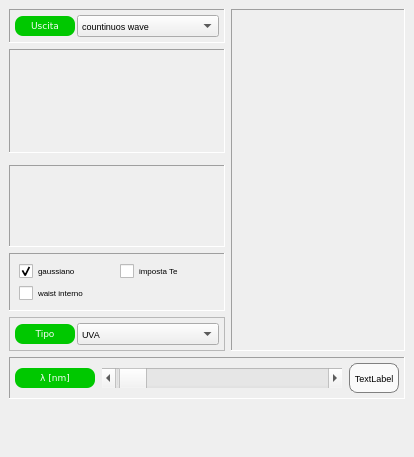
First picture: the form in dockcontrols.ui, repository crocodile119/Laser-Studio, before the edit.
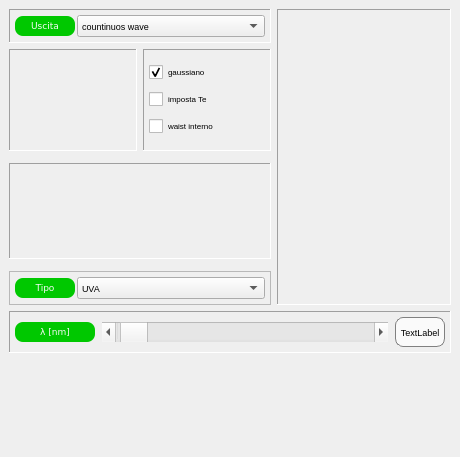
Second picture: the form after the edit. Custom widgets are drawn as their Qt base class.

Commit message: Mode locked peak power computed

```diff
--- a/dockcontrols.ui
+++ b/dockcontrols.ui
@@ -6,7 +6,7 @@
    <rect>
     <x>0</x>
     <y>0</y>
-    <width>414</width>
+    <width>460</width>
     <height>457</height>
    </rect>
   </property>
@@ -18,7 +18,7 @@
   </property>
   <property name="minimumSize">
    <size>
-    <width>414</width>
+    <width>460</width>
     <height>457</height>
    </size>
   </property>
@@ -44,186 +44,20 @@
   </property>
   <widget class="QWidget" name="dockWidgetContents">
    <layout class="QGridLayout" name="gridLayout_9">
-    <item row="3" column="0">
-     <widget class="QFrame" name="frame_4">
-      <property name="sizePolicy">
-       <sizepolicy hsizetype="Expanding" vsizetype="Expanding">
-        <horstretch>0</horstretch>
-        <verstretch>0</verstretch>
-       </sizepolicy>
+    <item row="7" column="0">
+     <spacer name="verticalSpacer_6">
+      <property name="orientation">
+       <enum>Qt::Vertical</enum>
       </property>
-      <property name="frameShape">
-       <enum>QFrame::Panel</enum>
+      <property name="sizeHint" stdset="0">
+       <size>
+        <width>20</width>
+        <height>40</height>
+       </size>
       </property>
-      <property name="frameShadow">
-       <enum>QFrame::Sunken</enum>
-      </property>
-      <layout class="QGridLayout" name="gridLayout_6">
-       <property name="leftMargin">
-        <number>5</number>
-       </property>
-       <property name="topMargin">
-        <number>5</number>
-       </property>
-       <property name="rightMargin">
-        <number>5</number>
-       </property>
-       <property name="bottomMargin">
-        <number>5</number>
-       </property>
-       <property name="spacing">
-        <number>2</number>
-       </property>
-       <item row="0" column="0">
-        <widget class="SliderScrollLabel" name="T_SkinControl" native="true">
-         <property name="minimumSize">
-          <size>
-           <width>100</width>
-           <height>70</height>
-          </size>
-         </property>
-         <property name="font">
-          <font>
-           <pointsize>6</pointsize>
-          </font>
-         </property>
-        </widget>
-       </item>
-      </layout>
-     </widget>
+     </spacer>
     </item>
-    <item row="1" column="0">
-     <widget class="QFrame" name="frame">
-      <property name="frameShape">
-       <enum>QFrame::Panel</enum>
-      </property>
-      <property name="frameShadow">
-       <enum>QFrame::Sunken</enum>
-      </property>
-      <layout class="QGridLayout" name="gridLayout_8">
-       <property name="leftMargin">
-        <number>5</number>
-       </property>
-       <property name="topMargin">
-        <number>5</number>
-       </property>
-       <property name="rightMargin">
-        <number>5</number>
-       </property>
-       <property name="bottomMargin">
-        <number>5</number>
-       </property>
-       <property name="spacing">
-        <number>2</number>
-       </property>
-       <item row="0" column="0" rowspan="2" colspan="2">
-        <widget class="DialControl" name="teControl" native="true">
-         <property name="minimumSize">
-          <size>
-           <width>80</width>
-           <height>90</height>
-          </size>
-         </property>
-         <property name="maximumSize">
-          <size>
-           <width>113</width>
-           <height>129</height>
-          </size>
-         </property>
-         <property name="font">
-          <font>
-           <pointsize>6</pointsize>
-          </font>
-         </property>
-        </widget>
-       </item>
-       <item row="0" column="2" rowspan="3">
-        <widget class="ScientificNotationControl" name="pulseControl" native="true">
-         <property name="minimumSize">
-          <size>
-           <width>80</width>
-           <height>90</height>
-          </size>
-         </property>
-         <property name="maximumSize">
-          <size>
-           <width>113</width>
-           <height>129</height>
-          </size>
-         </property>
-         <property name="font">
-          <font>
-           <pointsize>6</pointsize>
-          </font>
-         </property>
-        </widget>
-       </item>
-      </layout>
-      <zorder>pulseControl</zorder>
-      <zorder>teControl</zorder>
-     </widget>
-    </item>
-    <item row="4" column="0">
-     <widget class="QFrame" name="frame_7">
-      <property name="frameShape">
-       <enum>QFrame::Panel</enum>
-      </property>
-      <property name="frameShadow">
-       <enum>QFrame::Sunken</enum>
-      </property>
-      <layout class="QGridLayout" name="gridLayout_7">
-       <item row="0" column="0">
-        <widget class="QCheckBox" name="checkGaussianBeam">
-         <property name="font">
-          <font>
-           <pointsize>6</pointsize>
-          </font>
-         </property>
-         <property name="styleSheet">
-          <string notr="true"/>
-         </property>
-         <property name="text">
-          <string>gaussiano</string>
-         </property>
-         <property name="checked">
-          <bool>true</bool>
-         </property>
-        </widget>
-       </item>
-       <item row="0" column="1">
-        <widget class="QCheckBox" name="enableTeCheckBox">
-         <property name="font">
-          <font>
-           <pointsize>6</pointsize>
-          </font>
-         </property>
-         <property name="styleSheet">
-          <string notr="true"/>
-         </property>
-         <property name="text">
-          <string>imposta Te</string>
-         </property>
-        </widget>
-       </item>
-       <item row="1" column="0">
-        <widget class="QCheckBox" name="internalWaist_checkBox">
-         <property name="font">
-          <font>
-           <pointsize>6</pointsize>
-          </font>
-         </property>
-         <property name="styleSheet">
-          <string notr="true"/>
-         </property>
-         <property name="text">
-          <string>waist interno</string>
-         </property>
-        </widget>
-       </item>
-      </layout>
-     </widget>
-    </item>
-    <item row="6" column="0" colspan="2">
+    <item row="6" column="0" colspan="3">
      <widget class="QFrame" name="frame_3">
       <property name="frameShape">
        <enum>QFrame::Panel</enum>
@@ -389,7 +223,364 @@
       </layout>
      </widget>
     </item>
-    <item row="0" column="0">
+    <item row="0" column="2" rowspan="6">
+     <widget class="QFrame" name="frame_2">
+      <property name="frameShape">
+       <enum>QFrame::Panel</enum>
+      </property>
+      <property name="frameShadow">
+       <enum>QFrame::Sunken</enum>
+      </property>
+      <layout class="QGridLayout" name="gridLayout_2">
+       <property name="leftMargin">
+        <number>5</number>
+       </property>
+       <property name="topMargin">
+        <number>5</number>
+       </property>
+       <property name="rightMargin">
+        <number>5</number>
+       </property>
+       <property name="bottomMargin">
+        <number>5</number>
+       </property>
+       <property name="spacing">
+        <number>2</number>
+       </property>
+       <item row="1" column="1">
+        <layout class="QVBoxLayout" name="verticalLayout_5">
+         <item>
+          <widget class="ScientificNotationControl" name="divergenceControl" native="true">
+           <property name="minimumSize">
+            <size>
+             <width>80</width>
+             <height>90</height>
+            </size>
+           </property>
+           <property name="maximumSize">
+            <size>
+             <width>113</width>
+             <height>129</height>
+            </size>
+           </property>
+           <property name="font">
+            <font>
+             <pointsize>6</pointsize>
+            </font>
+           </property>
+          </widget>
+         </item>
+        </layout>
+       </item>
+       <item row="2" column="1">
+        <layout class="QVBoxLayout" name="verticalLayout_6">
+         <item>
+          <widget class="ScientificNotationControl" name="prfControl" native="true">
+           <property name="minimumSize">
+            <size>
+             <width>80</width>
+             <height>90</height>
+            </size>
+           </property>
+           <property name="maximumSize">
+            <size>
+             <width>113</width>
+             <height>129</height>
+            </size>
+           </property>
+           <property name="font">
+            <font>
+             <pointsize>6</pointsize>
+            </font>
+           </property>
+          </widget>
+         </item>
+        </layout>
+       </item>
+       <item row="0" column="2">
+        <layout class="QVBoxLayout" name="verticalLayout_4">
+         <item>
+          <widget class="ScientificNotationControl" name="pulseControl" native="true">
+           <property name="minimumSize">
+            <size>
+             <width>80</width>
+             <height>90</height>
+            </size>
+           </property>
+           <property name="maximumSize">
+            <size>
+             <width>113</width>
+             <height>129</height>
+            </size>
+           </property>
+           <property name="font">
+            <font>
+             <pointsize>6</pointsize>
+            </font>
+           </property>
+          </widget>
+         </item>
+        </layout>
+       </item>
+       <item row="0" column="1">
+        <layout class="QVBoxLayout" name="verticalLayout">
+         <property name="sizeConstraint">
+          <enum>QLayout::SetDefaultConstraint</enum>
+         </property>
+         <item>
+          <widget class="ScientificNotationControl" name="powerErgControl" native="true">
+           <property name="sizePolicy">
+            <sizepolicy hsizetype="Ignored" vsizetype="Preferred">
+             <horstretch>0</horstretch>
+             <verstretch>0</verstretch>
+            </sizepolicy>
+           </property>
+           <property name="minimumSize">
+            <size>
+             <width>80</width>
+             <height>90</height>
+            </size>
+           </property>
+           <property name="maximumSize">
+            <size>
+             <width>113</width>
+             <height>129</height>
+            </size>
+           </property>
+           <property name="font">
+            <font>
+             <pointsize>6</pointsize>
+            </font>
+           </property>
+          </widget>
+         </item>
+        </layout>
+       </item>
+       <item row="2" column="2">
+        <layout class="QVBoxLayout" name="verticalLayout_7">
+         <item>
+          <widget class="ScientificNotationControl" name="alphaControl" native="true">
+           <property name="minimumSize">
+            <size>
+             <width>80</width>
+             <height>90</height>
+            </size>
+           </property>
+           <property name="maximumSize">
+            <size>
+             <width>113</width>
+             <height>129</height>
+            </size>
+           </property>
+           <property name="font">
+            <font>
+             <pointsize>6</pointsize>
+            </font>
+           </property>
+          </widget>
+         </item>
+        </layout>
+       </item>
+       <item row="1" column="2">
+        <layout class="QVBoxLayout" name="verticalLayout_3">
+         <item>
+          <widget class="ScientificNotationControl" name="beamDiameterControl" native="true">
+           <property name="minimumSize">
+            <size>
+             <width>80</width>
+             <height>90</height>
+            </size>
+           </property>
+           <property name="maximumSize">
+            <size>
+             <width>113</width>
+             <height>129</height>
+            </size>
+           </property>
+           <property name="font">
+            <font>
+             <pointsize>6</pointsize>
+            </font>
+           </property>
+          </widget>
+         </item>
+        </layout>
+       </item>
+      </layout>
+     </widget>
+    </item>
+    <item row="1" column="0">
+     <widget class="QFrame" name="frame">
+      <property name="frameShape">
+       <enum>QFrame::Panel</enum>
+      </property>
+      <property name="frameShadow">
+       <enum>QFrame::Sunken</enum>
+      </property>
+      <layout class="QGridLayout" name="gridLayout_8">
+       <property name="leftMargin">
+        <number>5</number>
+       </property>
+       <property name="topMargin">
+        <number>5</number>
+       </property>
+       <property name="rightMargin">
+        <number>5</number>
+       </property>
+       <property name="bottomMargin">
+        <number>5</number>
+       </property>
+       <property name="spacing">
+        <number>2</number>
+       </property>
+       <item row="0" column="0" rowspan="2" colspan="2">
+        <widget class="DialControl" name="teControl" native="true">
+         <property name="minimumSize">
+          <size>
+           <width>80</width>
+           <height>90</height>
+          </size>
+         </property>
+         <property name="maximumSize">
+          <size>
+           <width>113</width>
+           <height>129</height>
+          </size>
+         </property>
+         <property name="font">
+          <font>
+           <pointsize>6</pointsize>
+          </font>
+         </property>
+        </widget>
+       </item>
+      </layout>
+     </widget>
+    </item>
+    <item row="1" column="1">
+     <widget class="QFrame" name="frame_7">
+      <property name="frameShape">
+       <enum>QFrame::Panel</enum>
+      </property>
+      <property name="frameShadow">
+       <enum>QFrame::Sunken</enum>
+      </property>
+      <layout class="QGridLayout" name="gridLayout_7">
+       <property name="leftMargin">
+        <number>5</number>
+       </property>
+       <property name="topMargin">
+        <number>5</number>
+       </property>
+       <property name="rightMargin">
+        <number>5</number>
+       </property>
+       <property name="bottomMargin">
+        <number>5</number>
+       </property>
+       <property name="spacing">
+        <number>2</number>
+       </property>
+       <item row="1" column="0">
+        <widget class="QCheckBox" name="checkGaussianBeam">
+         <property name="font">
+          <font>
+           <pointsize>6</pointsize>
+          </font>
+         </property>
+         <property name="styleSheet">
+          <string notr="true"/>
+         </property>
+         <property name="text">
+          <string>gaussiano</string>
+         </property>
+         <property name="checked">
+          <bool>true</bool>
+         </property>
+        </widget>
+       </item>
+       <item row="2" column="0">
+        <widget class="QCheckBox" name="enableTeCheckBox">
+         <property name="font">
+          <font>
+           <pointsize>6</pointsize>
+          </font>
+         </property>
+         <property name="styleSheet">
+          <string notr="true"/>
+         </property>
+         <property name="text">
+          <string>imposta Te</string>
+         </property>
+        </widget>
+       </item>
+       <item row="3" column="0">
+        <widget class="QCheckBox" name="internalWaist_checkBox">
+         <property name="font">
+          <font>
+           <pointsize>6</pointsize>
+          </font>
+         </property>
+         <property name="styleSheet">
+          <string notr="true"/>
+         </property>
+         <property name="text">
+          <string>waist interno</string>
+         </property>
+        </widget>
+       </item>
+      </layout>
+     </widget>
+    </item>
+    <item row="3" column="0" colspan="2">
+     <widget class="QFrame" name="frame_4">
+      <property name="sizePolicy">
+       <sizepolicy hsizetype="Expanding" vsizetype="Expanding">
+        <horstretch>0</horstretch>
+        <verstretch>0</verstretch>
+       </sizepolicy>
+      </property>
+      <property name="frameShape">
+       <enum>QFrame::Panel</enum>
+      </property>
+      <property name="frameShadow">
+       <enum>QFrame::Sunken</enum>
+      </property>
+      <layout class="QGridLayout" name="gridLayout_6">
+       <property name="leftMargin">
+        <number>5</number>
+       </property>
+       <property name="topMargin">
+        <number>5</number>
+       </property>
+       <property name="rightMargin">
+        <number>5</number>
+       </property>
+       <property name="bottomMargin">
+        <number>5</number>
+       </property>
+       <property name="spacing">
+        <number>2</number>
+       </property>
+       <item row="0" column="0">
+        <widget class="SliderScrollLabel" name="T_SkinControl" native="true">
+         <property name="minimumSize">
+          <size>
+           <width>100</width>
+           <height>70</height>
+          </size>
+         </property>
+         <property name="font">
+          <font>
+           <pointsize>6</pointsize>
+          </font>
+         </property>
+        </widget>
+       </item>
+      </layout>
+     </widget>
+    </item>
+    <item row="0" column="0" colspan="2">
      <widget class="QFrame" name="frame_5">
       <property name="frameShape">
        <enum>QFrame::Panel</enum>
@@ -515,193 +706,7 @@
       </layout>
      </widget>
     </item>
-    <item row="0" column="1" rowspan="6">
-     <widget class="QFrame" name="frame_2">
-      <property name="frameShape">
-       <enum>QFrame::Panel</enum>
-      </property>
-      <property name="frameShadow">
-       <enum>QFrame::Sunken</enum>
-      </property>
-      <layout class="QGridLayout" name="gridLayout_2">
-       <property name="leftMargin">
-        <number>5</number>
-       </property>
-       <property name="topMargin">
-        <number>5</number>
-       </property>
-       <property name="rightMargin">
-        <number>5</number>
-       </property>
-       <property name="bottomMargin">
-        <number>5</number>
-       </property>
-       <property name="spacing">
-        <number>2</number>
-       </property>
-       <item row="0" column="0">
-        <layout class="QVBoxLayout" name="verticalLayout">
-         <property name="sizeConstraint">
-          <enum>QLayout::SetDefaultConstraint</enum>
-         </property>
-         <item>
-          <widget class="ScientificNotationControl" name="powerErgControl" native="true">
-           <property name="sizePolicy">
-            <sizepolicy hsizetype="Ignored" vsizetype="Preferred">
-             <horstretch>0</horstretch>
-             <verstretch>0</verstretch>
-            </sizepolicy>
-           </property>
-           <property name="minimumSize">
-            <size>
-             <width>80</width>
-             <height>90</height>
-            </size>
-           </property>
-           <property name="maximumSize">
-            <size>
-             <width>113</width>
-             <height>129</height>
-            </size>
-           </property>
-           <property name="font">
-            <font>
-             <pointsize>6</pointsize>
-            </font>
-           </property>
-          </widget>
-         </item>
-        </layout>
-       </item>
-       <item row="0" column="1">
-        <layout class="QVBoxLayout" name="verticalLayout_4">
-         <item>
-          <widget class="ScientificNotationControl" name="alphaControl" native="true">
-           <property name="minimumSize">
-            <size>
-             <width>80</width>
-             <height>90</height>
-            </size>
-           </property>
-           <property name="maximumSize">
-            <size>
-             <width>113</width>
-             <height>129</height>
-            </size>
-           </property>
-           <property name="font">
-            <font>
-             <pointsize>6</pointsize>
-            </font>
-           </property>
-          </widget>
-         </item>
-        </layout>
-       </item>
-       <item row="1" column="0">
-        <layout class="QVBoxLayout" name="verticalLayout_5">
-         <item>
-          <widget class="ScientificNotationControl" name="divergenceControl" native="true">
-           <property name="minimumSize">
-            <size>
-             <width>80</width>
-             <height>90</height>
-            </size>
-           </property>
-           <property name="maximumSize">
-            <size>
-             <width>113</width>
-             <height>129</height>
-            </size>
-           </property>
-           <property name="font">
-            <font>
-             <pointsize>6</pointsize>
-            </font>
-           </property>
-          </widget>
-         </item>
-        </layout>
-       </item>
-       <item row="1" column="1">
-        <layout class="QVBoxLayout" name="verticalLayout_3">
-         <item>
-          <widget class="ScientificNotationControl" name="beamDiameterControl" native="true">
-           <property name="minimumSize">
-            <size>
-             <width>80</width>
-             <height>90</height>
-            </size>
-           </property>
-           <property name="maximumSize">
-            <size>
-             <width>113</width>
-             <height>129</height>
-            </size>
-           </property>
-           <property name="font">
-            <font>
-             <pointsize>6</pointsize>
-            </font>
-           </property>
-          </widget>
-         </item>
-        </layout>
-       </item>
-       <item row="2" column="0">
-        <layout class="QVBoxLayout" name="verticalLayout_6">
-         <item>
-          <widget class="ScientificNotationControl" name="prfControl" native="true">
-           <property name="minimumSize">
-            <size>
-             <width>80</width>
-             <height>90</height>
-            </size>
-           </property>
-           <property name="maximumSize">
-            <size>
-             <width>113</width>
-             <height>129</height>
-            </size>
-           </property>
-           <property name="font">
-            <font>
-             <pointsize>6</pointsize>
-            </font>
-           </property>
-          </widget>
-         </item>
-        </layout>
-       </item>
-       <item row="2" column="1">
-        <layout class="QVBoxLayout" name="verticalLayout_7">
-         <item>
-          <widget class="ScientificNotationControl" name="peakControl" native="true">
-           <property name="minimumSize">
-            <size>
-             <width>80</width>
-             <height>90</height>
-            </size>
-           </property>
-           <property name="maximumSize">
-            <size>
-             <width>113</width>
-             <height>129</height>
-            </size>
-           </property>
-           <property name="font">
-            <font>
-             <pointsize>6</pointsize>
-            </font>
-           </property>
-          </widget>
-         </item>
-        </layout>
-       </item>
-      </layout>
-     </widget>
-    </item>
-    <item row="5" column="0">
+    <item row="5" column="0" colspan="2">
      <widget class="QFrame" name="frame_6">
       <property name="frameShape">
        <enum>QFrame::StyledPanel</enum>
```
Left out of the diff: 13 changed lines with no effect on the pictures. The commit also changes 10 other files.
